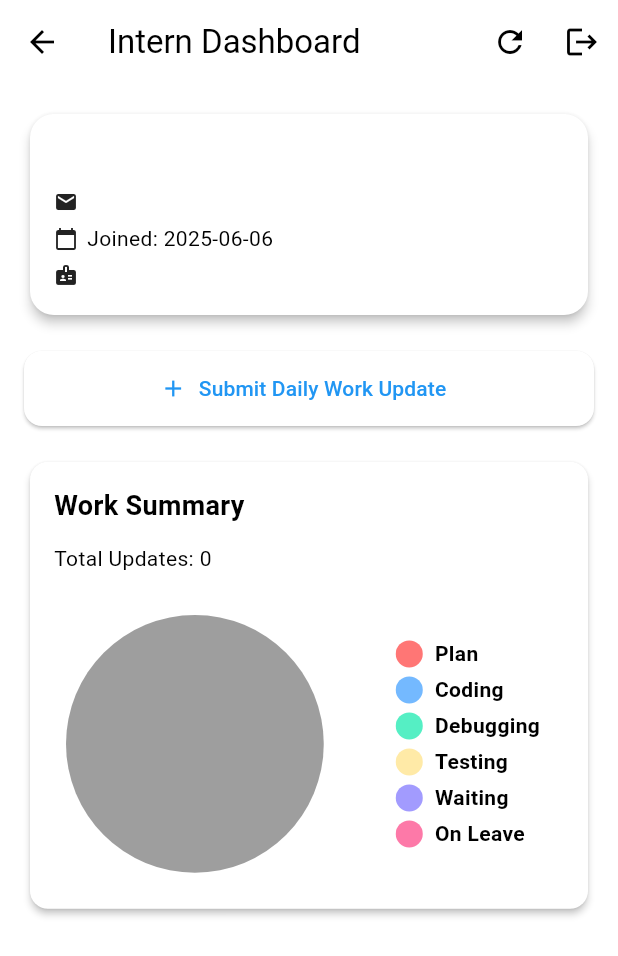
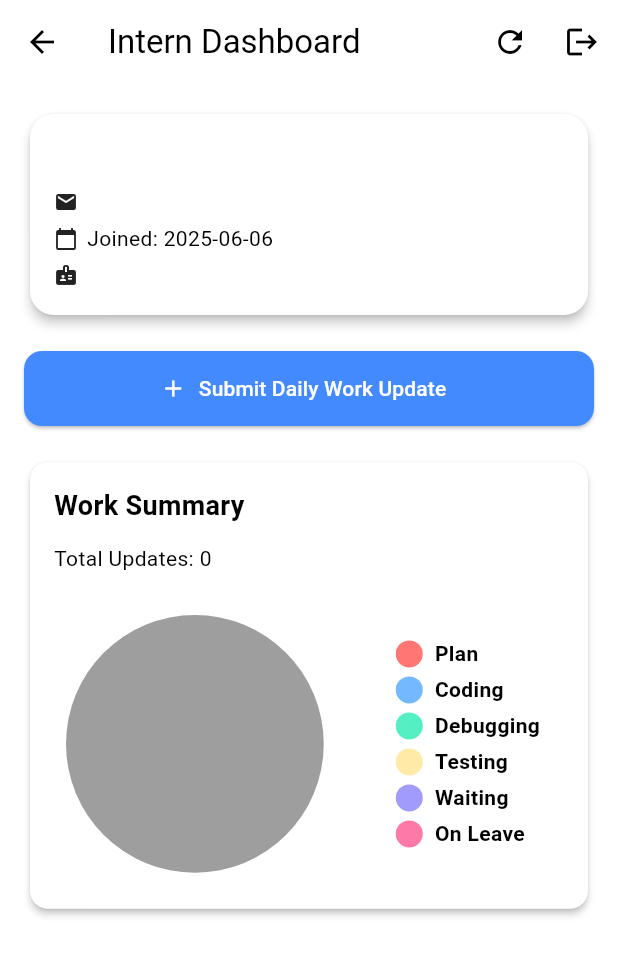
Before and after one commit to MaleeshaHe/internflow-app, a Flutter app: the InternView screen opened directly, on a phone screen of 412 x 824 dp. Shown: the top 956 px of the screen. Run offline on Flutter 3.47's test engine with Material 3 defaults, Android fonts, the phone set to English and light mode, and no system bars; drawn by our look-alikes of pie_chart; our stand-ins replace cloud_firestore, firebase_auth, firebase_core; accounts and stored records are empty.

Commit message:
Refactor InternActionButton: format code for improved readability and maintainability

```diff
--- a/lib/components/intern_action_button.dart
+++ b/lib/components/intern_action_button.dart
@@ -12,11 +12,15 @@ class InternActionButton extends StatelessWidget {
       style: ElevatedButton.styleFrom(
         minimumSize: const Size.fromHeight(50),
         shape: RoundedRectangleBorder(borderRadius: BorderRadius.circular(12)),
+        backgroundColor: Colors.blueAccent,
+        foregroundColor: Colors.white,
       ),
       onPressed: () {
         Navigator.push(
           context,
-          MaterialPageRoute(builder: (context) => const WorkUpdateScreen()),
+          MaterialPageRoute(
+            builder: (context) => const WorkUpdateScreen(),
+          ),
         );
       },
     );
```
